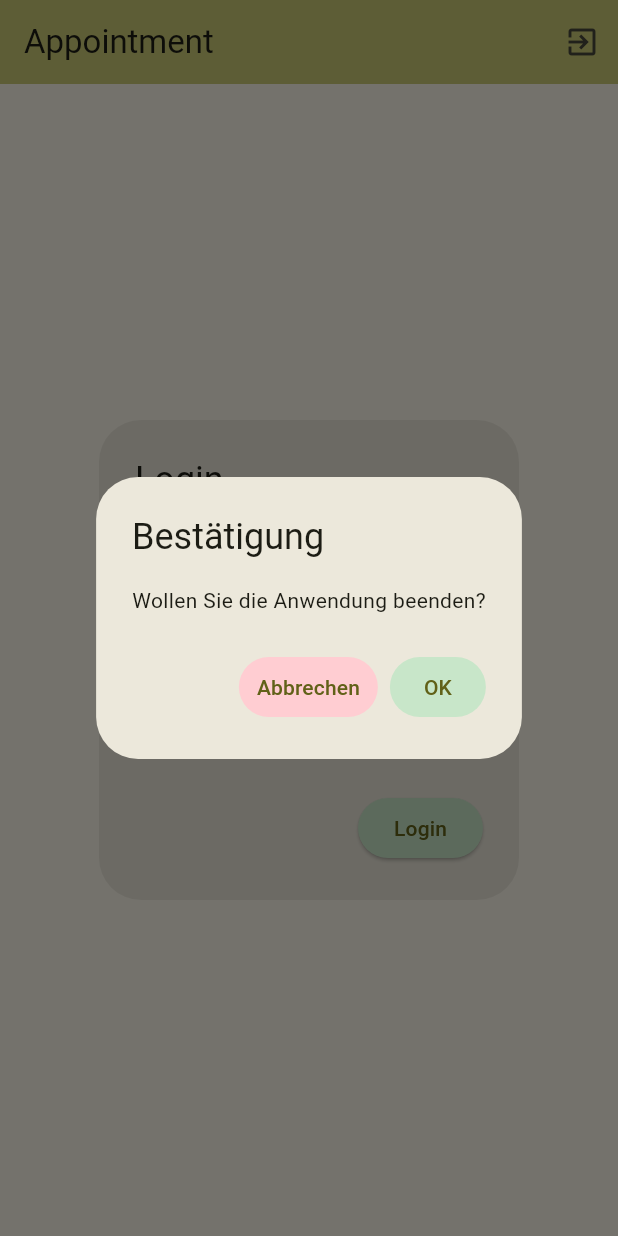
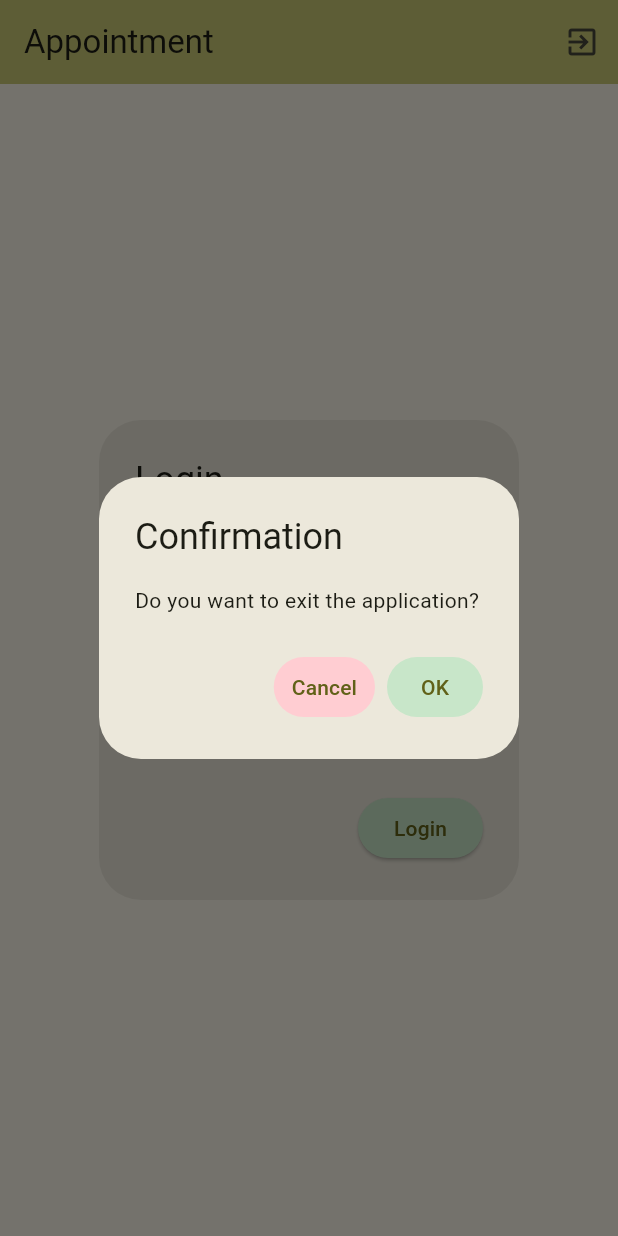
Before and after one commit to jankstar/appointment, a Flutter app: the screen it shows after launch, after a tap on "Login", after a tap on the "exit to app" icon, on a phone screen of 412 x 824 dp. Run offline on Flutter 3.47's test engine with Material 3 defaults, Android fonts, the phone set to English and light mode, and no system bars; our stand-ins replace bloc, equatable, flutter_bloc, logger; generated files the repository leaves out were written again.

Commit message:
use l10n language management

```diff
--- /dev/null
+++ b/l10n.yaml
@@ -0,0 +1,3 @@
+arb-dir: lib/l10n
+template-arb-file: app_en.arb
+output-localization-file: app_localizations.dart
--- a/lib/bloc/login_bloc.dart
+++ b/lib/bloc/login_bloc.dart
@@ -5,6 +5,7 @@ import 'login_event.dart';
 import 'login_state.dart';
 
 import '../repository/api_repository.dart';
+import '../repository/lib_repository.dart';
 
 class LoginBloc extends Bloc<LoginEvent, LoginState> {
   final ApiRepository api_repository; // Ihre Datenbankinstanz
@@ -23,7 +24,7 @@ class LoginBloc extends Bloc<LoginEvent, LoginState> {
       //print('Login successful: $data');
       emit(LoggedIn(tokenData, meData));
     } catch (e) {
-      print('Login failed: $e');
+      LibRepository().getLogger().e('Login failed: $e');
       emit(LoginError(e.toString()));
     }
   }
--- /dev/null
+++ b/lib/l10n/app_de.arb
@@ -0,0 +1,12 @@
+{
+  "@@locale": "de",
+  "logout": "Logout",
+  "exit": "Exit",
+
+  "confirmation": "Bestätigung",
+  "exitConfirmation": "Wollen Sie die Anwendung beenden?",
+  "exitApplication": "Anwendung beenden",
+  "exitApplicationHint": "Bitte schließen Sie diesen Browser-Tab, um die Anwendung zu beenden.",
+  "ok": "OK",
+  "cancel": "Abbrechen"
+}
--- /dev/null
+++ b/lib/l10n/app_en.arb
@@ -0,0 +1,12 @@
+{
+  "@@locale": "en",
+  "logout": "Logout",
+  "exit": "Exit",
+
+  "confirmation": "Confirmation",
+  "exitConfirmation": "Do you want to exit the application?",
+  "exitApplication": "Exit the application",
+  "exitApplicationHint": "Please close this browser tab to exit the application.",
+  "ok": "OK",
+  "cancel": "Cancel"
+}
--- a/lib/main.dart
+++ b/lib/main.dart
@@ -5,6 +5,8 @@ import 'package:flutter/foundation.dart';
 import 'package:appointment/bloc/login_event.dart';
 import 'package:appointment/repository/api_repository.dart';
 import 'package:flutter/material.dart';
+import 'package:flutter_localizations/flutter_localizations.dart';
+import 'package:flutter_gen/gen_l10n/app_localizations.dart';
 
 import 'view/login.dart';
 import 'repository/lib_repository.dart';
@@ -16,11 +18,11 @@ import 'bloc/login_state.dart';
 void main() async {
   WidgetsFlutterBinding.ensureInitialized();
 
-  runApp(const MyApp());
+  runApp(const App());
 }
 
-class MyApp extends StatelessWidget {
-  const MyApp({super.key});
+class App extends StatelessWidget {
+  const App({super.key});
 
   // This widget is the root of your application.
   @override
@@ -29,6 +31,16 @@ class MyApp extends StatelessWidget {
         create: (context) => LoginBloc(ApiRepository()),
         child: MaterialApp(
           title: 'Thunderbird Pro Appointment',
+          localizationsDelegates: const [
+            AppLocalizations.delegate,
+            GlobalMaterialLocalizations.delegate,
+            GlobalWidgetsLocalizations.delegate,
+            GlobalCupertinoLocalizations.delegate,
+          ],
+          supportedLocales: const [
+            Locale('en', ''), // Englisch
+            Locale('de', ''), // Deutsch
+          ],
           theme: ThemeData(
             // This is the theme of your application.
             //
@@ -48,13 +60,13 @@ class MyApp extends StatelessWidget {
             colorScheme: ColorScheme.fromSeed(seedColor: Colors.yellowAccent),
             useMaterial3: true,
           ),
-          home: const MyHomePage(title: 'Appointment'),
+          home: const Home(title: 'Appointment'),
         ));
   }
 }
 
-class MyHomePage extends StatefulWidget {
-  const MyHomePage({super.key, required this.title});
+class Home extends StatefulWidget {
+  const Home({super.key, required this.title});
 
   // This widget is the home page of your application. It is stateful, meaning
   // that it has a State object (defined below) that contains fields that affect
@@ -68,10 +80,10 @@ class MyHomePage extends StatefulWidget {
   final String title;
 
   @override
-  State<MyHomePage> createState() => _MyHomePageState();
+  State<Home> createState() => _HomeState();
 }
 
-class _MyHomePageState extends State<MyHomePage> {
+class _HomeState extends State<Home> {
   var emailLogin = '';
   var passwordLogin = '';
 
@@ -83,53 +95,48 @@ class _MyHomePageState extends State<MyHomePage> {
     // The Flutter framework has been optimized to make rerunning build methods
     // fast, so that you can just rebuild anything that needs updating rather
     // than having to individually change instances of widgets.
+    return BlocBuilder<LoginBloc, LoginState>(builder: (context, state) {
       return Scaffold(
         appBar: AppBar(
             // TRY THIS: Try changing the color here to a specific color (to
             // Colors.amber, perhaps?) and trigger a hot reload to see the AppBar
             // change color while the other colors stay the same.
             backgroundColor: Theme.of(context).colorScheme.inversePrimary,
-          // Here we take the value from the MyHomePage object that was created by
+            // Here we take the value from the Home object that was created by
             // the App.build method, and use it to set our appbar title.
-          title: BlocBuilder<LoginBloc, LoginState>(builder: (context, state) {
-            if (state is LoggedIn) return Text('${state.me.name}');
-            return Text(widget.title);
-          }),
+            title: state is LoggedIn ? Text('Hi, ${state.me.name}') : Text(widget.title),
             actions: [
-            BlocBuilder<LoginBloc, LoginState>(builder: (context, state) {
-              if (state is LoggedIn) {
-                return IconButton(
+              if (state is LoggedIn)
+                IconButton(
                   icon: const Icon(Icons.logout),
-                  tooltip: 'Logout',
+                  tooltip: AppLocalizations.of(context)!.logout, // 'Logout',
                   onPressed: () => context.read<LoginBloc>().add(DoLogoutEvent(state.token.access_token)),
-                );
-              }
-              return IconButton(
+                )
+              else
+                IconButton(
                   icon: const Icon(Icons.exit_to_app),
-                tooltip: 'Exit',
+                  tooltip: AppLocalizations.of(context)!.exit, // 'Beenden',
                   onPressed: () async => _goExit(),
-              );
-            }),
+                )
             ]),
         body: Center(
           // Center is a layout widget. It takes a single child and positions it
           // in the middle of the parent.
-        child: BlocBuilder<LoginBloc, LoginState>(builder: (context, state) {
-          if (state is LoggedIn) {
-            return Text(state.me.toString());
-          }
-          return const LoginDialog();
-        }),
+          child: state is LoggedIn ? Text(state.me.toString()) : const LoginDialog(),
         ),
       );
+    });
   }
 
   void _goExit() async {
-    var answer = await LibRepository().showOkCancelDialog(context, 'Bestätigung', 'Wollen Sie die Anwendung beenden?');
+    var answer = await LibRepository().showOkCancelDialog(
+        context,
+        AppLocalizations.of(context)!.confirmation,      //'Bestätigung',
+        AppLocalizations.of(context)!.exitConfirmation); //'Wollen Sie die Anwendung beenden?');
     if (answer == true) {
       if (kIsWeb) {
         // ignore: use_build_context_synchronously
-        LibRepository().showEndDialog(context);
+        LibRepository().showEndWebDialog(context);
       } else if (Platform.isAndroid) {
         SystemNavigator.pop();
       } else {
--- a/lib/repository/api_repository.dart
+++ b/lib/repository/api_repository.dart
@@ -4,6 +4,7 @@ import 'package:http/http.dart' as http;
 import 'dart:convert';
 
 import '../models/models.dart';
+import '../repository/lib_repository.dart';
 
 class ApiRepository {
   /// doLogin
@@ -35,7 +36,7 @@ class ApiRepository {
       //body: { 'username': username, 'password': password },
     );
 
-    print('Me: ${response.statusCode} body: ${response.body}');
+    LibRepository().getLogger().e('Me: ${response.statusCode} body: ${response.body}');
     if (response.statusCode == 200) {
       // JSON-Antwort in ein Dart-Objekt umwandeln
       return Me.fromJson(json.decode(response.body));
--- a/lib/repository/lib_repository.dart
+++ b/lib/repository/lib_repository.dart
@@ -1,4 +1,7 @@
 import 'package:flutter/material.dart';
+import 'package:logger/logger.dart';
+
+import 'package:flutter_gen/gen_l10n/app_localizations.dart';
 
 /// library for general functions
 class LibRepository {
@@ -20,14 +23,14 @@ class LibRepository {
           actions: <Widget>[
             TextButton(
               style: ButtonStyle(backgroundColor: WidgetStatePropertyAll<Color>(Colors.red.shade100)),
-              child: const Text('Abbrechen'),
+              child:  Text(AppLocalizations.of(context)!.cancel), // 'Abbruch'
               onPressed: () {
                 Navigator.of(context).pop(false); // Schließt den Dialog
               },
             ),
             TextButton(
               style: ButtonStyle(backgroundColor: WidgetStatePropertyAll<Color>(Colors.green.shade100)),
-              child: const Text('OK'),
+              child:  Text(AppLocalizations.of(context)!.ok), // 'Ok'
               onPressed: () {
                 Navigator.of(context).pop(true); // Schließt den Dialog
               },
@@ -38,14 +41,14 @@ class LibRepository {
     );
   }
 
-  void showEndDialog(BuildContext context) {
+  void showEndWebDialog(BuildContext context) {
     showDialog(
       context: context,
       barrierDismissible: false, // Der Dialog kann nicht durch Tippen außerhalb geschlossen werden
-      builder: (context) => const AlertDialog(
-        title: Text('Anwendung beenden'),
-        content: Text('Bitte schließen Sie diesen Browser-Tab, um die Anwendung zu beenden.'),
-        actions: [
+      builder: (context) =>  AlertDialog(
+        title: Text(AppLocalizations.of(context)!.exitApplication),       // 'Anwendung beenden',
+        content: Text(AppLocalizations.of(context)!.exitApplicationHint), //'Bitte schließen Sie diesen Browser-Tab, um die Anwendung zu beenden.'
+        actions: const [
           //TextButton(
           //  child: Text('OK'),
           //  onPressed: () => Navigator.of(context).pop(),
@@ -54,4 +57,18 @@ class LibRepository {
       ),
     );
   }
+
+  Logger getLogger() => Logger(
+        filter: null, // Use the default LogFilter (-> only log in debug mode)
+        printer: PrettyPrinter(
+          methodCount: 2, // Number of method calls to be displayed
+          errorMethodCount: 8, // Number of method calls if stacktrace is provided
+          lineLength: 120, // Width of the output
+          colors: false, // Colorful log messages
+          printEmojis: false, // Print an emoji for each log message
+          // Should each log print contain a timestamp
+          dateTimeFormat: DateTimeFormat.onlyTimeAndSinceStart,
+        ), // Use the PrettyPrinter to format and print log
+        output: null, // Use the default LogOutput (-> send everything to console)
+      );
 }
--- a/lib/view/login.dart
+++ b/lib/view/login.dart
@@ -5,6 +5,7 @@ import 'package:flutter_bloc/flutter_bloc.dart';
 import '../bloc/login_bloc.dart';
 import '../bloc/login_event.dart';
 import '../bloc/login_state.dart';
+import '../repository/lib_repository.dart';
 
 class LoginDialog extends StatefulWidget {
   const LoginDialog({super.key});
@@ -69,7 +70,7 @@ class _LoginDialogState extends State<LoginDialog> {
 
   void _submit() {
     if (_formKey.currentState!.validate()) {
-      print('username: ${_usernameController.text}');
+      LibRepository().getLogger().e('username: ${_usernameController.text}');
       context.read<LoginBloc>().add(DoLoginEvent(_usernameController.text, _passwordController.text)); // do login
     }
   }
```
Also changed, not shown: pubspec.yaml (+6 -1 lines), pubspec.lock, 2 other files. Lines whose indentation alone changed are shown as unchanged.
